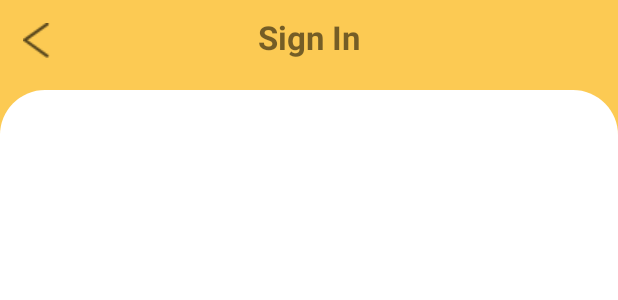
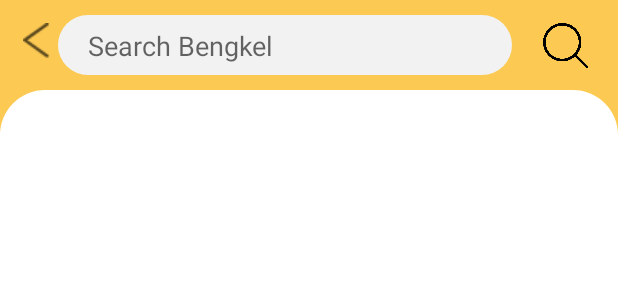
Before and after one commit to sabsabila/BENJOL-Mobile, an Android app: the layout activity_cari_bengkel.xml on its own in the app's theme, with its tools: preview values and no code run, on a phone screen of 412 x 824 dp. Shown: the top 300 px of the screen. Run offline under Robolectric (Android 15) with nearby library versions, the phone set to English and light mode, and no system bars.

Commit message:
Layout cari bengkel, detail bengkel, payment detail

```diff
--- /dev/null
+++ b/app/src/main/res/drawable/search_bar.xml
@@ -0,0 +1,16 @@
+<?xml version="1.0" encoding="utf-8"?>
+<!--  res/drawable/rounded_edittext.xml -->
+<shape xmlns:android="http://schemas.android.com/apk/res/android"
+    android:shape="rectangle"
+    android:padding="10dp">
+
+    <solid android:color="?attr/colorInputText" />
+    <corners
+        android:bottomRightRadius="25dp"
+        android:bottomLeftRadius="25dp"
+        android:topLeftRadius="25dp"
+        android:topRightRadius="25dp"/>
+    <padding
+        android:left="20dp"
+        android:top="8dp"/>
+</shape>
--- /dev/null
+++ b/app/src/main/res/drawable/search_icon.xml
@@ -0,0 +1,10 @@
+<?xml version="1.0" encoding="utf-8"?>
+<layer-list xmlns:android="http://schemas.android.com/apk/res/android" >
+
+    <item
+        android:drawable="@drawable/search"
+        android:height="30dp"
+        android:width="30dp"
+        />
+
+</layer-list >
--- a/app/src/main/res/layout/activity_cari_bengkel.xml
+++ b/app/src/main/res/layout/activity_cari_bengkel.xml
@@ -5,13 +5,40 @@
     </data>
     <RelativeLayout
         android:layout_width="match_parent"
-        android:layout_height="match_parent">
+        android:layout_height="match_parent"
+        android:background="@color/background">
 
-        <include
-            android:id="@+id/base_layout"
-            android:layout_width="fill_parent"
+        <ImageButton
+            android:id="@+id/back_button"
+            android:layout_width="wrap_content"
             android:layout_height="wrap_content"
-            layout="@layout/base_layout" />
+            android:background="@drawable/back"
+            android:layout_marginStart="15dp"
+            android:layout_marginTop="15dp"/>
+
+        <EditText
+            android:id="@+id/search_bengkel"
+            android:layout_width="match_parent"
+            android:layout_height="40dp"
+            android:gravity="top"
+            android:layout_marginTop="10dp"
+            android:layout_marginLeft="5dp"
+            android:layout_marginRight="5dp"
+            android:hint="@string/searchBengkel"
+            android:layout_toRightOf="@id/back_button"
+            android:layout_toLeftOf="@+id/search_bengkel_button"
+            android:background="@drawable/search_bar"/>
+
+        <ImageButton
+            android:id="@+id/search_bengkel_button"
+            android:layout_width="wrap_content"
+            android:layout_height="wrap_content"
+            android:background="@drawable/search_icon"
+            android:layout_marginEnd="20dp"
+            android:layout_alignParentRight="true"
+            android:layout_marginStart="15dp"
+            android:layout_marginTop="15dp"/>
+
 
         <ProgressBar
             android:id="@+id/progress_bar"
@@ -25,15 +52,19 @@
 
         <LinearLayout
             android:layout_width="match_parent"
-            android:layout_height="wrap_content"
-            android:orientation="vertical">
+            android:layout_height="match_parent"
+            android:gravity="end"
+            android:orientation="vertical"
+            android:background="@drawable/layout_drawable"
+            android:padding="12dp"
+            android:layout_marginTop="60dp">
 
             <androidx.recyclerview.widget.RecyclerView
                 android:id="@+id/list_bengkel"
                 android:layout_width="match_parent"
                 android:layout_height="wrap_content"
-                android:layout_marginTop="90dp"/>
+                android:layout_marginTop="20dp" />
+        </LinearLayout>
 
-        </LinearLayout>
     </RelativeLayout>
 </layout>
--- a/app/src/main/res/layout/activity_login.xml
+++ b/app/src/main/res/layout/activity_login.xml
@@ -34,6 +34,7 @@
                 android:layout_width="wrap_content"
                 android:layout_height="wrap_content"
                 android:text="@string/app_name"
+                android:textStyle="bold"
                 android:textSize="18pt"
                 android:layout_gravity="start"
                 android:layout_marginTop="50dp"/>
@@ -116,7 +117,7 @@
             </RelativeLayout>
 
             <Button
-                android:id="@+id/google_button"
+                android:id="@+id/create_account_button"
                 android:layout_width="match_parent"
                 android:layout_height="50dp"
                 android:layout_marginTop="20dp"
@@ -126,7 +127,7 @@
                 />
 
             <Button
-                android:id="@+id/create_account_button"
+                android:id="@+id/google_button"
                 android:layout_width="match_parent"
                 android:layout_height="50dp"
                 android:layout_marginTop="20dp"
--- a/app/src/main/res/layout/activity_register.xml
+++ b/app/src/main/res/layout/activity_register.xml
@@ -33,6 +33,7 @@
                 android:layout_width="wrap_content"
                 android:layout_height="wrap_content"
                 android:text="@string/app_name"
+                android:textStyle="bold"
                 android:textSize="18pt"
                 android:layout_gravity="start"
                 android:layout_marginTop="50dp"/>
--- a/app/src/main/res/values/styles.xml
+++ b/app/src/main/res/values/styles.xml
@@ -12,4 +12,8 @@
         <item name="colorTextDark">@color/colorTextDark</item>
     </style>
 
+    <style name="customfontstyle" parent="@android:style/TextAppearance.Small">
+        <item name="android:fontFamily">@font/muli</item>
+    </style>
+
 </resources>
```
Also changed, not shown: app/src/main/res/drawable/rounded_image_drawable.xml (added, +12 -0 lines), app/src/main/res/layout/activity_check_progress.xml (+7 -0 lines), app/src/main/res/layout/activity_detail_bengkel.xml (added, +102 -0 lines), app/src/main/res/layout/item_bengkel.xml (added, +45 -0 lines), app/src/main/res/layout/navbar.xml (+5 -4 lines), app/src/main/res/layout/payment_detail.xml (added, +223 -0 lines), app/src/main/res/values/strings.xml (+23 -2 lines), app/src/main/res/drawable-v24/bengkelplaceholder.png (added), app/src/main/res/drawable-v24/chat.png (added), app/src/main/res/drawable-v24/search.png (added), app/src/main/res/font/muli.ttf (added).
